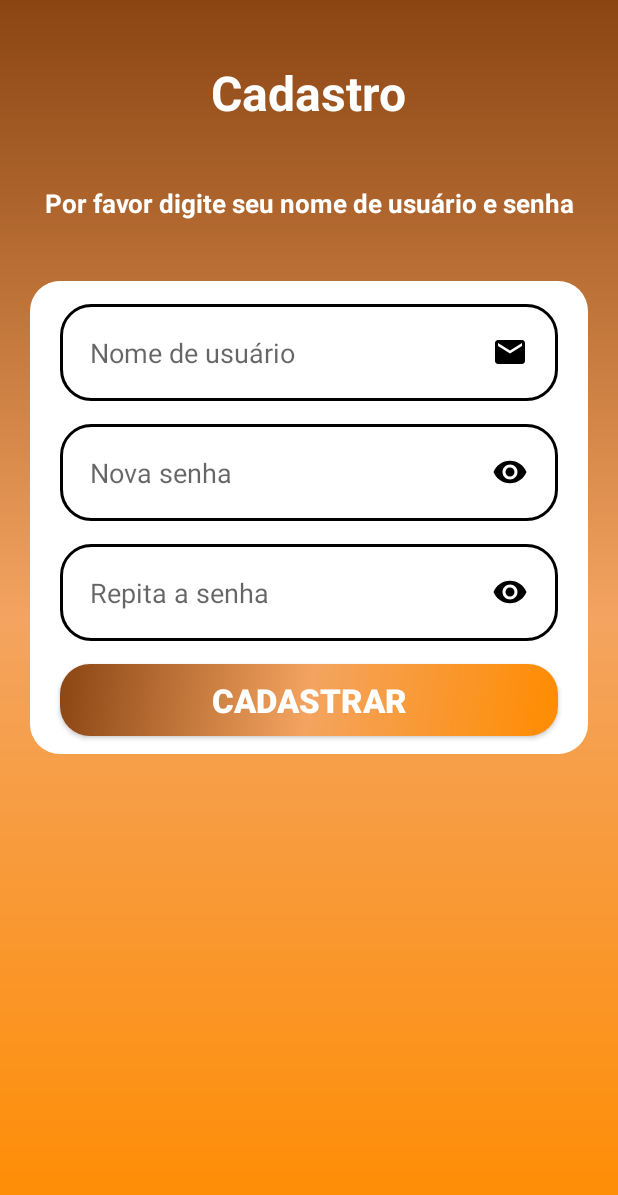
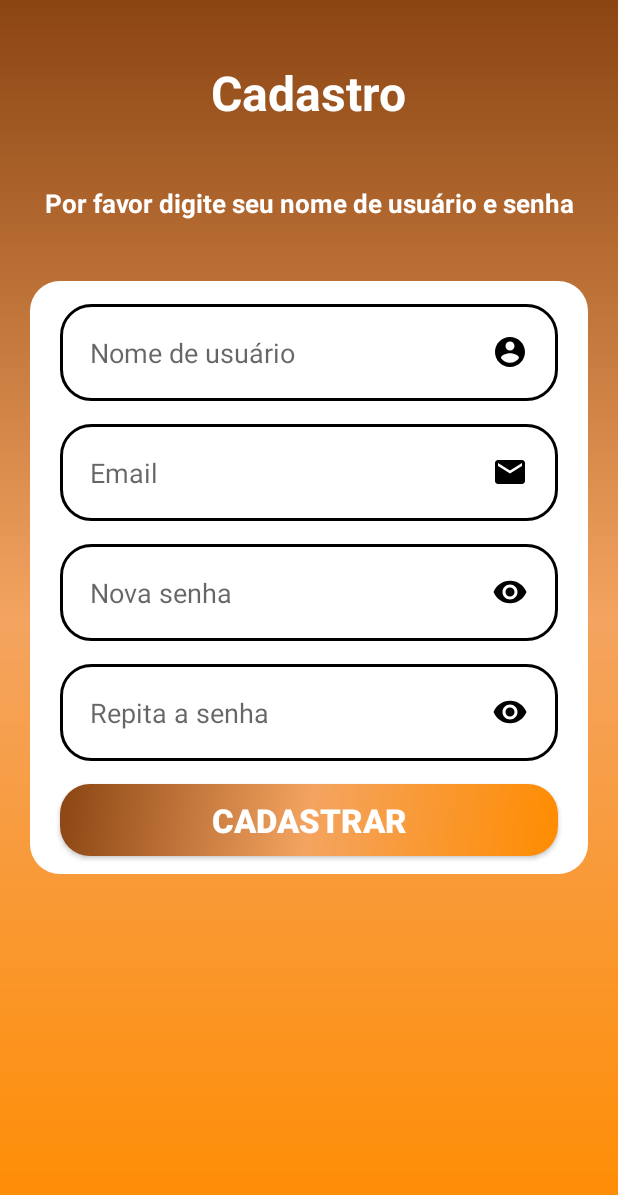
Before and after one commit to ThomasAugusto/Trabalho_final_PDM, an Android app: the SingUp_form screen opened directly, with no data from a screen before it, on a phone screen of 412 x 824 dp. Shown: the top 1195 px of the screen. Run offline under Robolectric (Android 15) with nearby library versions, the light colour scheme and no system bars; our stand-ins replace Firebase (no records; nobody signed in at launch, a user with empty details on screens opened directly).

Commit message:
version 1.1.3

```diff
--- a/app/src/main/java/com/example/trabalho_final_pdm/SingUp_form.java
+++ b/app/src/main/java/com/example/trabalho_final_pdm/SingUp_form.java
@@ -1,16 +1,95 @@
 package com.example.trabalho_final_pdm;
 
+import androidx.annotation.NonNull;
 import androidx.appcompat.app.AppCompatActivity;
+import androidx.appcompat.widget.AppCompatButton;
 
+import android.content.Intent;
+import android.graphics.Color;
 import android.os.Bundle;
+import android.view.View;
+import android.widget.EditText;
+
+import com.google.android.gms.tasks.OnCompleteListener;
+import com.google.android.gms.tasks.Task;
+import com.google.android.material.bottomappbar.BottomAppBar;
+import com.google.android.material.snackbar.Snackbar;
+import com.google.firebase.auth.AuthResult;
+import com.google.firebase.auth.FirebaseAuth;
+
+import kotlinx.coroutines.selects.TrySelectDetailedResult;
 
 public class SingUp_form extends AppCompatActivity {
+
+    private EditText edit_user,edit_email,edit_pass,edit_repass;
+    private AppCompatButton btn_submit;
+    String[]mensages = {"Por favor preencher todos os campos!",
+                        "Por favor digitar senhar iguais!",
+                        "Cadastro realizado com sucesso!"};
 
     @Override
     protected void onCreate(Bundle savedInstanceState) {
         super.onCreate(savedInstanceState);
         setContentView(R.layout.activity_sing_up_form);
+        this.getSupportActionBar().hide();
+        StartComponents();
 
-        this.getSupportActionBar().hide();
+        btn_submit.setOnClickListener(new View.OnClickListener() {
+            @Override
+            public void onClick(View v) {
+                String user=edit_user.getText().toString();
+                String email=edit_email.getText().toString();
+                String pass=edit_pass.getText().toString();
+                String repass=edit_repass.getText().toString();
+
+                if (user.isEmpty() || email.isEmpty() || pass.isEmpty() || repass.isEmpty()){
+                    Snackbar snackbar = Snackbar.make(v,mensages[0],Snackbar.LENGTH_SHORT);
+                    snackbar.setBackgroundTint(Color.WHITE);
+                    snackbar.setTextColor(Color.BLACK);
+                    snackbar.show();
+                    return;
+                }
+                if (!pass.equals(repass)){
+                    Snackbar snackbar = Snackbar.make(v,mensages[1],Snackbar.LENGTH_SHORT);
+                    snackbar.setBackgroundTint(Color.WHITE);
+                    snackbar.setTextColor(Color.BLACK);
+                    snackbar.show();
+                    return;
+                }
+                Usersubimit(v);
+            }
+        });
+    }
+
+    private void Usersubimit(View v){
+        String user=edit_user.getText().toString();
+        String email=edit_email.getText().toString();
+        String pass=edit_pass.getText().toString();
+
+        FirebaseAuth.getInstance().createUserWithEmailAndPassword(email,pass).addOnCompleteListener(new OnCompleteListener<AuthResult>() {
+            @Override
+            public void onComplete(@NonNull Task<AuthResult> task) {
+                if (task.isSuccessful()){
+                    Snackbar snackbar = Snackbar.make(v,mensages[2],Snackbar.LENGTH_SHORT);
+                    snackbar.setBackgroundTint(Color.WHITE);
+                    snackbar.setTextColor(Color.BLACK);
+                    snackbar.show();
+                    Intent intent=new Intent(SingUp_form.this, Login_form.class);
+                    startActivity(intent);
+                }else {
+                    String error;
+                    try {
+
+                    }
+                }
+            }
+        })
+    }
+    private void StartComponents(){
+        edit_user=findViewById(R.id.editText_singup_user);
+        edit_email=findViewById(R.id.editText_singup_email);
+        edit_pass=findViewById(R.id.editText_singup_pswd);
+        edit_repass=findViewById(R.id.editText_singup_repswd);
+        btn_submit=findViewById(R.id.Button_singup_submit);
     }
 }
--- a/app/src/main/res/layout/activity_sing_up_form.xml
+++ b/app/src/main/res/layout/activity_sing_up_form.xml
@@ -50,12 +50,21 @@
     <EditText
         android:id="@+id/editText_singup_user"
         style="@style/Edit_Text"
+        android:hint="@string/singup_userHint"
+        android:drawableRight="@drawable/login_user_icon"
+        app:layout_constraintEnd_toStartOf="@id/View_singup_container"
+        app:layout_constraintEnd_toEndOf="@id/View_singup_container"
+        app:layout_constraintTop_toTopOf="@id/View_singup_container"/>
+
+    <EditText
+        android:id="@+id/editText_singup_email"
+        style="@style/Edit_Text"
         android:inputType="textEmailAddress"
-        android:hint="@string/singup_userHint"
+        android:hint="@string/singup_emailHint"
         android:drawableRight="@drawable/email_icon"
         app:layout_constraintEnd_toStartOf="@id/View_singup_container"
         app:layout_constraintEnd_toEndOf="@id/View_singup_container"
-        app:layout_constraintTop_toTopOf="@id/View_singup_container"/>
+        app:layout_constraintTop_toBottomOf="@id/editText_singup_user"/>
 
     <EditText
         android:id="@+id/editText_singup_pswd"
@@ -65,7 +74,7 @@
         android:drawableRight="@drawable/login_password_icon"
         app:layout_constraintEnd_toStartOf="@id/View_singup_container"
         app:layout_constraintEnd_toEndOf="@id/View_singup_container"
-        app:layout_constraintTop_toBottomOf="@id/editText_singup_user"/>
+        app:layout_constraintTop_toBottomOf="@id/editText_singup_email"/>
 
     <EditText
         android:id="@+id/editText_singup_repswd"
@@ -85,15 +94,6 @@
         app:layout_constraintEnd_toEndOf="parent"
         app:layout_constraintTop_toBottomOf="@+id/editText_singup_repswd"/>
 
-    <ProgressBar
-        style="@style/progress_bar"
-        android:indeterminateTint="@color/white"
-        app:layout_constraintStart_toStartOf="parent"
-        app:layout_constraintEnd_toEndOf="parent"
-        app:layout_constraintTop_toBottomOf="@id/View_singup_container"
-        android:id="@+id/singup_progressbar"
-        android:visibility="invisible"/>
-
 </androidx.constraintlayout.widget.ConstraintLayout>
 
 </androidx.core.widget.NestedScrollView>
--- a/app/src/main/res/values/strings.xml
+++ b/app/src/main/res/values/strings.xml
@@ -3,7 +3,7 @@
 
     //Login Strings
     <string name="login_title">Login</string>
-    <string name="login_userHint">Usuário</string>
+    <string name="login_userHint">Email</string>
     <string name="login_passwordHint">Senha</string>
     <string name="login_button_singin">LOGAR</string>
     <string name="login_forgetpass">Esqueci minha senha</string>
@@ -13,6 +13,7 @@
     <string name="singup_title">Cadastro</string>
     <string name="singup_instruction">Por favor digite seu nome de usuário e senha</string>
     <string name="singup_userHint">Nome de usuário</string>
+    <string name="singup_emailHint">Email</string>
     <string name="singup_passHint">Nova senha</string>
     <string name="singup_repassHint">Repita a senha</string>
     <string name="singup_submit">CADASTRAR</string>
--- a/app/src/main/res/values/styles.xml
+++ b/app/src/main/res/values/styles.xml
@@ -11,7 +11,7 @@
 
     <style name="ContainerComponentsSingUp">
         <item name="android:layout_width">match_parent</item>
-        <item name="android:layout_height">315dp</item>
+        <item name="android:layout_height">395dp</item>
         <item name="android:background">@drawable/container_components</item>
         <item name="android:layout_marginTop">40dp</item>
         <item name="android:layout_marginLeft">20dp</item>
```
Also changed, not shown: app/src/main/res/layout/activity_dashboard.xml (+2 -20 lines).
